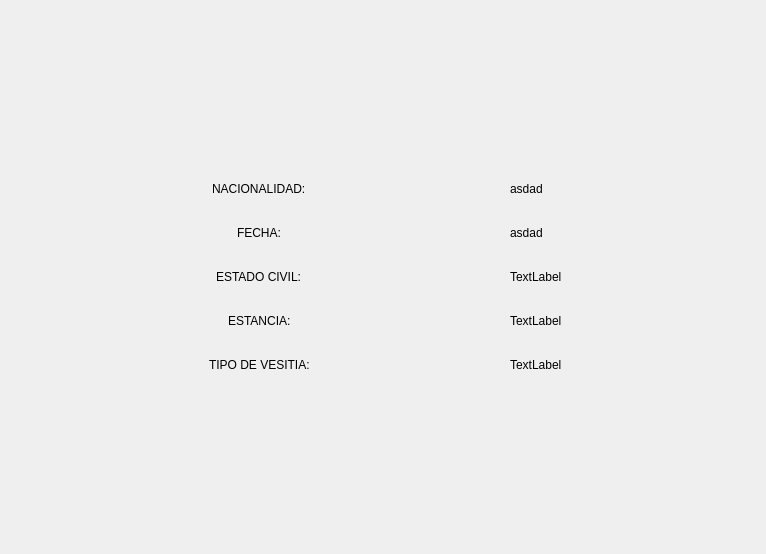
Above: gameplay.ui from facurz55/Paper-Please before the change. Below: the same form after it.
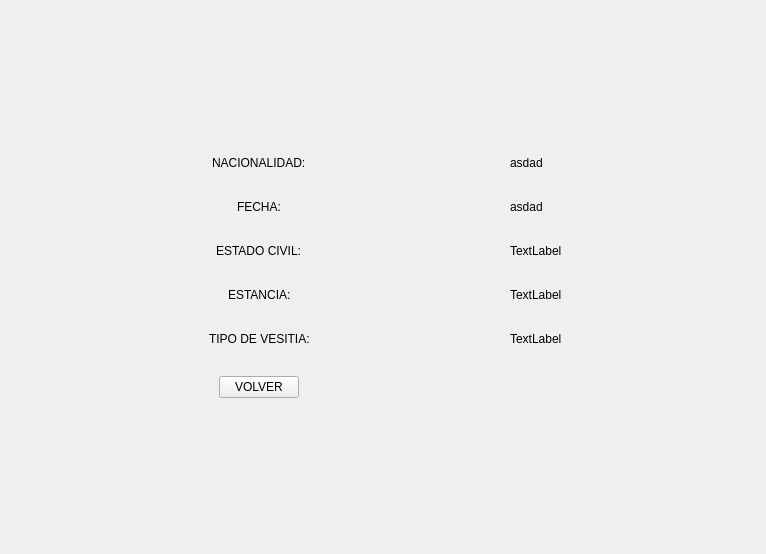
That is the form after the change. The open tabs and pages were chosen to show the change. Icons and pictures are not drawn.

Diff of the .ui file:
```diff
--- a/gameplay.ui
+++ b/gameplay.ui
@@ -1121,6 +1121,20 @@
               </property>
              </widget>
             </item>
+            <item row="5" column="0">
+             <widget class="QPushButton" name="BotonVolver">
+              <property name="text">
+               <string>VOLVER</string>
+              </property>
+             </widget>
+            </item>
+            <item row="5" column="1">
+             <widget class="QLabel" name="label_3">
+              <property name="text">
+               <string/>
+              </property>
+             </widget>
+            </item>
            </layout>
           </item>
           <item>
```
